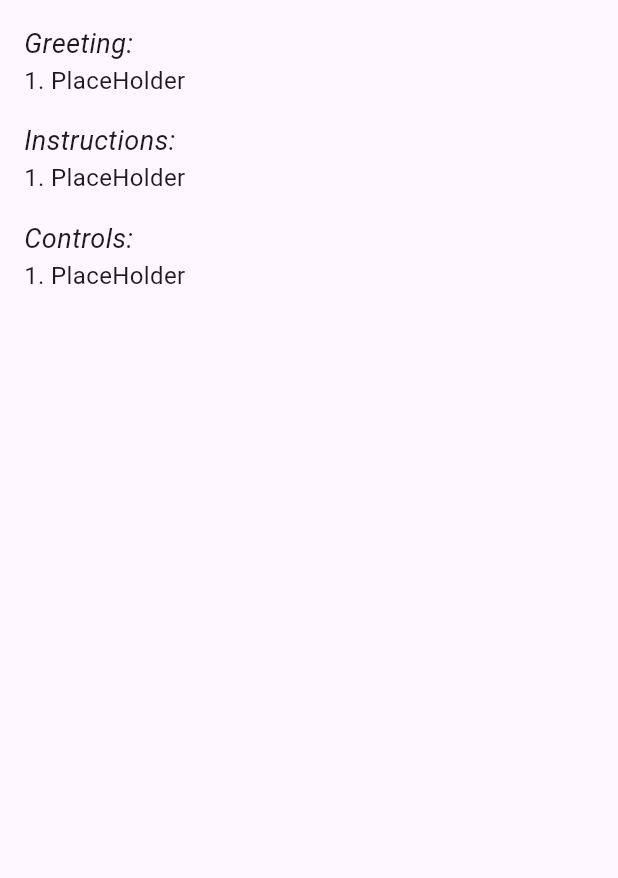
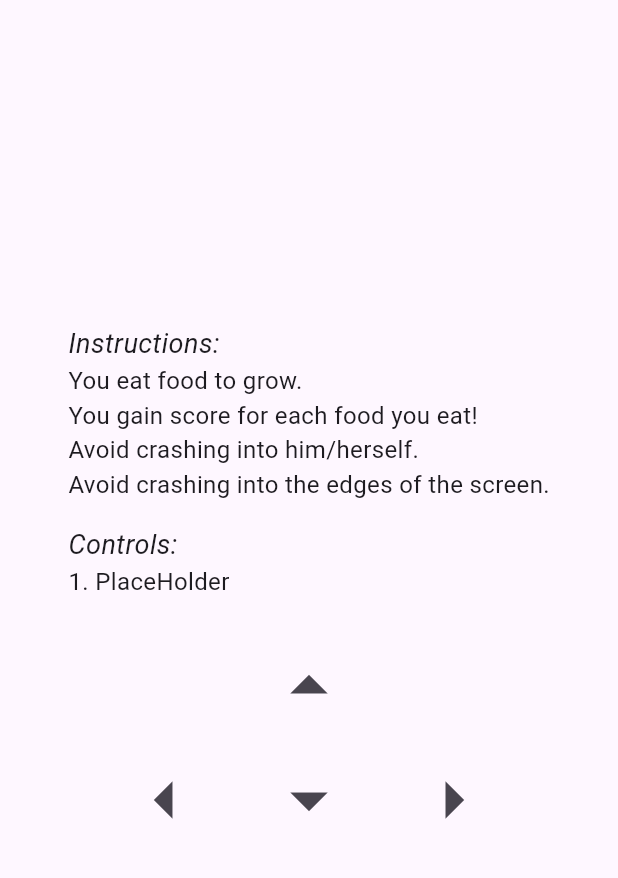
Before and after one commit to LittleCanOpener/Final_Assessment, a Flutter app: the HowToPlay screen opened by its route, on a phone screen of 412 x 824 dp, the part 84-962 px from its top. Run offline on Flutter 3.47's test engine with Material 3 defaults, Android fonts, the light colour scheme and no system bars.

Commit message:
Update how_to_play.dart

```diff
--- a/lib/screens/how_to_play.dart
+++ b/lib/screens/how_to_play.dart
@@ -23,34 +23,28 @@ class HowToPlay extends StatelessWidget {
           const SizedBox(width: 50),
         ],
       ),
-      // Body for "How to play"
-      body: const Padding(
-        padding: EdgeInsets.all(16.0),
-        child: SingleChildScrollView(
+
+      body: Center(
         child: Column(
+          mainAxisAlignment: MainAxisAlignment.center,
+          crossAxisAlignment: CrossAxisAlignment.center,
+          children: [
+            const Column(
               crossAxisAlignment: CrossAxisAlignment.start,
               children: [
-                Text(
-              'Greeting:',
-              style: TextStyle(
-                  fontSize: 18.0,
-                  fontStyle: FontStyle.italic
-              ),
-            ),
-              Text(
-                '1. PlaceHolder',
-                style: TextStyle(fontSize: 16.0),
-              ),
-              SizedBox(height: 16.0),
+                SizedBox(height: 20.0),
                 Text(
                   'Instructions:',
                   style: TextStyle(
                     fontSize: 18.0,
-                    fontStyle: FontStyle.italic
+                    fontStyle: FontStyle.italic,
                   ),
                 ),
                 Text(
-                '1. PlaceHolder',
+                  'You eat food to grow. '
+                      '\nYou gain score for each food you eat!'
+                      '\nAvoid crashing into him/herself.'
+                      '\nAvoid crashing into the edges of the screen.',
                   style: TextStyle(fontSize: 16.0),
                 ),
                 SizedBox(height: 16.0),
@@ -58,7 +52,7 @@ class HowToPlay extends StatelessWidget {
                   'Controls:',
                   style: TextStyle(
                     fontSize: 18.0,
-                    fontStyle: FontStyle.italic
+                    fontStyle: FontStyle.italic,
                   ),
                 ),
                 Text(
@@ -67,6 +61,40 @@ class HowToPlay extends StatelessWidget {
                 ),
               ],
             ),
+            const SizedBox(height: 20),
+            Row(
+              mainAxisAlignment: MainAxisAlignment.center,
+              children: [
+                IconButton(
+                  onPressed: () {},
+                  icon: const Icon(Icons.arrow_drop_up),
+                  iconSize: 60,
+                ),
+              ],
+            ),
+            Row(
+              mainAxisAlignment: MainAxisAlignment.center,
+              children: [
+                IconButton(
+                  onPressed: () {},
+                  icon: const Icon(Icons.arrow_left),
+                  iconSize: 60,
+                ),
+                const SizedBox(width: 20),
+                IconButton(
+                  onPressed: () {},
+                  icon: const Icon(Icons.arrow_drop_down),
+                  iconSize: 60,
+                ),
+                const SizedBox(width: 20),
+                IconButton(
+                  onPressed: () {},
+                  icon: const Icon(Icons.arrow_right),
+                  iconSize: 60,
+                ),
+              ],
+            ),
+          ],
         ),
       ),
     );
```
Lines whose indentation alone changed are shown as unchanged.
